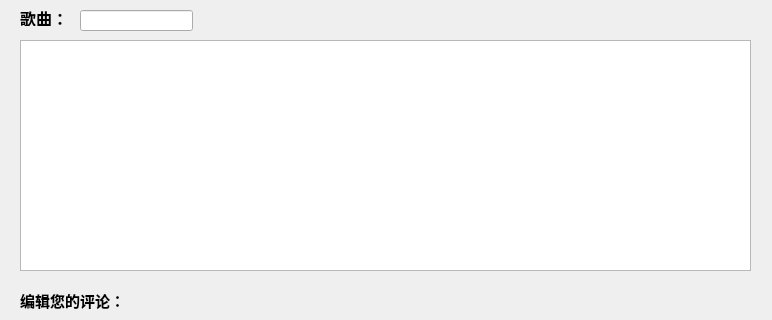
The window that comment.ui (xiewenhui777/BJUT_Cloud_Music) describes before a commit, drawn with Qt 5; both pictures show x 0 to 772 and y 0 to 320 of the 772 by 500 pixel window.
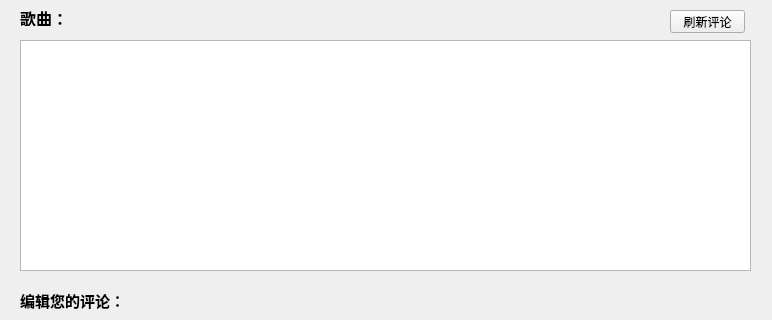
The same window after the commit.

```diff
--- a/comment.ui
+++ b/comment.ui
@@ -50,16 +50,6 @@
     <string>发送</string>
    </property>
   </widget>
-  <widget class="QLineEdit" name="lineEdit">
-   <property name="geometry">
-    <rect>
-     <x>80</x>
-     <y>10</y>
-     <width>113</width>
-     <height>21</height>
-    </rect>
-   </property>
-  </widget>
   <widget class="QTextEdit" name="messBrowser">
    <property name="geometry">
     <rect>
@@ -104,6 +94,32 @@
     <string>编辑您的评论：</string>
    </property>
   </widget>
+  <widget class="QLabel" name="label_3">
+   <property name="geometry">
+    <rect>
+     <x>70</x>
+     <y>10</y>
+     <width>71</width>
+     <height>16</height>
+    </rect>
+   </property>
+   <property name="text">
+    <string/>
+   </property>
+  </widget>
+  <widget class="QPushButton" name="fresh">
+   <property name="geometry">
+    <rect>
+     <x>670</x>
+     <y>10</y>
+     <width>75</width>
+     <height>23</height>
+    </rect>
+   </property>
+   <property name="text">
+    <string>刷新评论</string>
+   </property>
+  </widget>
  </widget>
  <resources/>
  <connections/>
```
